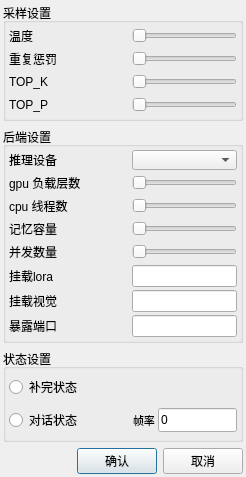
Qt form src/widget/settings_dialog.ui (ylsdamxssjxxdd/eva) before a commit.
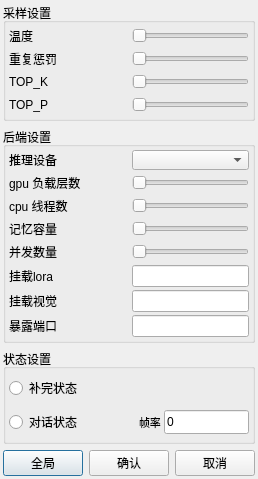
The same form after that commit.

Commit message: 修复设置窗口中 GPU 负载层数显示仍为 999 的问题

```diff
--- a/src/widget/settings_dialog.ui
+++ b/src/widget/settings_dialog.ui
@@ -7,7 +7,7 @@
     <x>0</x>
     <y>0</y>
     <width>246</width>
-    <height>477</height>
+    <height>479</height>
    </rect>
   </property>
   <property name="windowTitle">
@@ -716,6 +716,13 @@
    </item>
    <item>
     <layout class="QHBoxLayout" name="horizontalLayout">
+     <item>
+      <widget class="QPushButton" name="global_pushButton">
+       <property name="text">
+        <string>全局</string>
+       </property>
+      </widget>
+     </item>
      <item>
       <spacer name="horizontalSpacer">
        <property name="orientation">
```
The commit also changes 7 other files.
